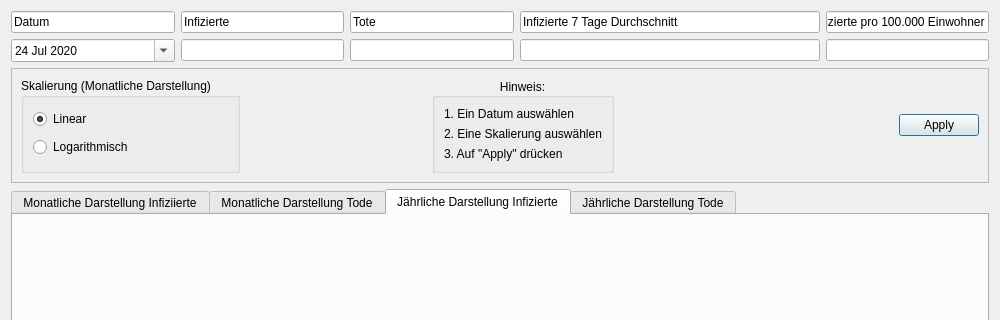
First picture: the form in src/schweiz.ui, repository JosephBisso/Starlink, before the edit; both pictures show x 0 to 1000 and y 0 to 320 of the 1000 by 700 pixel window.
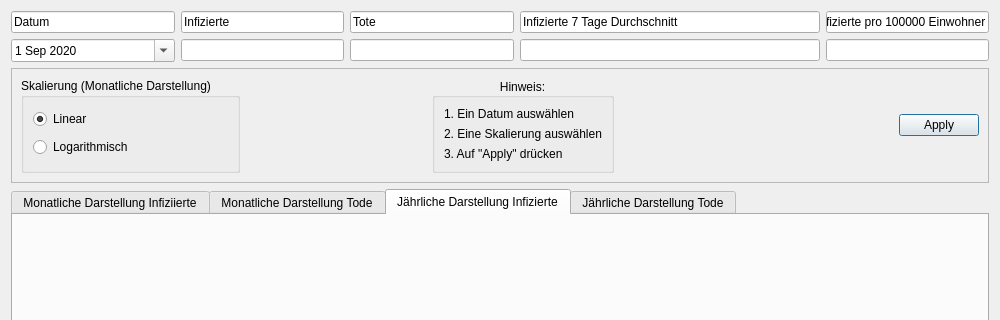
Second picture: the form after the edit.

What changed in the file:
```diff
--- a/src/schweiz.ui
+++ b/src/schweiz.ui
@@ -93,8 +93,8 @@
          <minute>0</minute>
          <second>0</second>
          <year>2020</year>
-         <month>7</month>
-         <day>24</day>
+         <month>9</month>
+         <day>1</day>
         </datetime>
        </property>
        <property name="minimumDateTime">
@@ -119,8 +119,8 @@
        <property name="date">
         <date>
          <year>2020</year>
-         <month>7</month>
-         <day>24</day>
+         <month>9</month>
+         <day>1</day>
         </date>
        </property>
       </widget>
@@ -135,7 +135,7 @@
      <item row="2" column="5">
       <widget class="QLineEdit" name="lineEdit_8">
        <property name="text">
-        <string>Infizierte pro 100.000 Einwohner</string>
+        <string>Infizierte pro 100000 Einwohner</string>
        </property>
        <property name="readOnly">
         <bool>true</bool>
```
